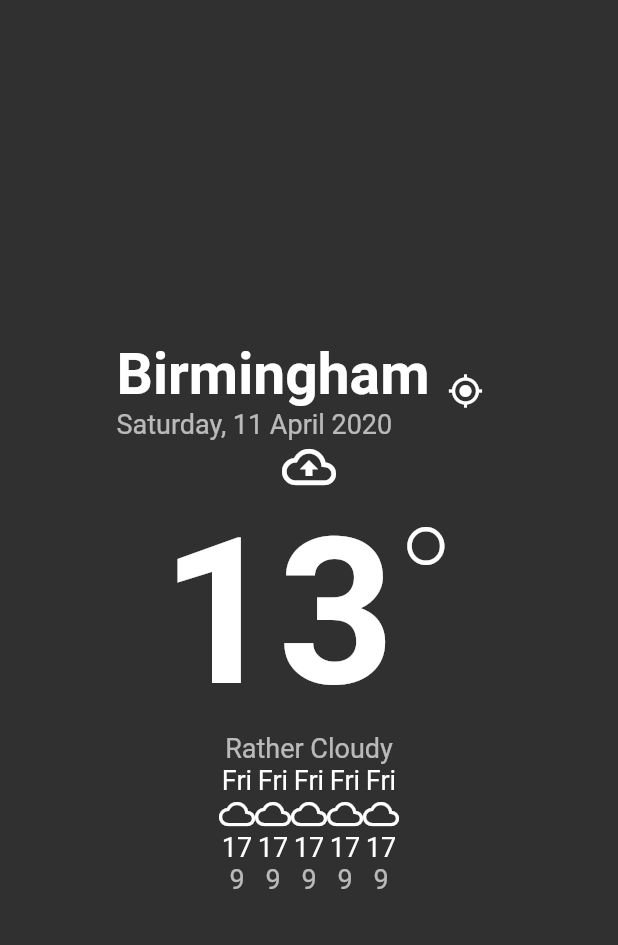
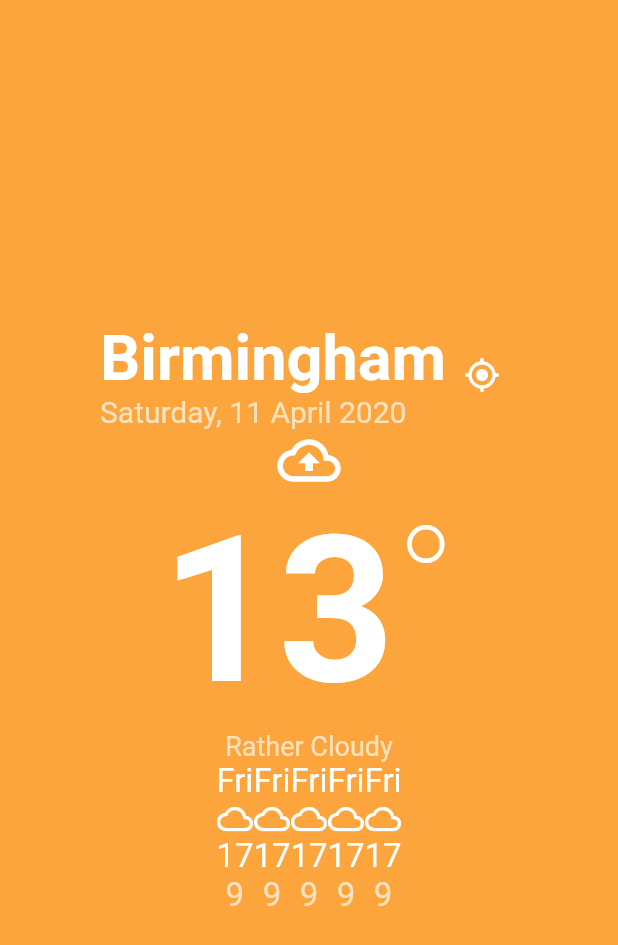
Before and after one commit to az4726/Caelum-Flutter-App, a Flutter app: the screen it shows after launch, on a phone screen of 412 x 824 dp. Shown: the top 945 px of the screen. Run offline on Flutter 3.47's test engine with Material 2 defaults, Android fonts, the phone set to English and light mode, and no system bars; our stand-ins replace date_format, geolocator, outline_material_icons.

Commit message:
Layout changes

```diff
--- a/caelum/lib/screens/di.dart
+++ b/caelum/lib/screens/di.dart
@@ -22,7 +22,8 @@ class _DisplayWeatherState extends State<DisplayWeather> {
     SystemChrome.setSystemUIOverlayStyle(
       SystemUiOverlayStyle(
         statusBarColor: Colors.transparent,
-        systemNavigationBarColor: Colors.transparent,
+        systemNavigationBarColor: Color(
+            0xFFFDA53D), //TODO: Change this to match Container's background
       ),
     );
   }
@@ -34,6 +35,9 @@ class _DisplayWeatherState extends State<DisplayWeather> {
   Widget build(BuildContext context) {
     return Scaffold(
       body: Container(
+        decoration: new BoxDecoration(
+            color: Color(
+                0xFFFDA53D)), //TODO: Dynamic background colour based on current weather
         child: Column(
           mainAxisAlignment: MainAxisAlignment.center,
           children: <Widget>[
@@ -47,7 +51,7 @@ class _DisplayWeatherState extends State<DisplayWeather> {
                       // TODO: Change to location variable
                       'Birmingham',
                       style: TextStyle(
-                        fontSize: 38,
+                        fontSize: 42,
                         color: Colors.white,
                         fontWeight: FontWeight.w700,
                       ),
@@ -55,7 +59,7 @@ class _DisplayWeatherState extends State<DisplayWeather> {
                     Text(
                       formattedDate,
                       style: TextStyle(
-                        fontSize: 18,
+                        fontSize: 20,
                         color: Color(0xAAFFFFFF),
                       ),
                     ),
@@ -83,7 +87,7 @@ class _DisplayWeatherState extends State<DisplayWeather> {
                     Icon(
                       // TODO: Add functionality to have dynamic icon
                       OMIcons.cloudUpload,
-                      size: 36,
+                      size: 42,
                     ),
                     Row(
                       crossAxisAlignment: CrossAxisAlignment.start,
@@ -130,7 +134,7 @@ class _DisplayWeatherState extends State<DisplayWeather> {
                         Text(
                           'Fri',
                           style: TextStyle(
-                            fontSize: 18,
+                            fontSize: 22,
                           ),
                         ),
                       ],
@@ -149,7 +153,7 @@ class _DisplayWeatherState extends State<DisplayWeather> {
                         Text(
                           '17',
                           style: TextStyle(
-                            fontSize: 18,
+                            fontSize: 22,
                           ),
                         ),
                       ],
@@ -160,7 +164,7 @@ class _DisplayWeatherState extends State<DisplayWeather> {
                         Text(
                           '9',
                           style: TextStyle(
-                            fontSize: 18,
+                            fontSize: 22,
                             color: Color(0xAAFFFFFF),
                           ),
                         )
@@ -176,7 +180,7 @@ class _DisplayWeatherState extends State<DisplayWeather> {
                         Text(
                           'Fri',
                           style: TextStyle(
-                            fontSize: 18,
+                            fontSize: 22,
                           ),
                         ),
                       ],
@@ -195,7 +199,7 @@ class _DisplayWeatherState extends State<DisplayWeather> {
                         Text(
                           '17',
                           style: TextStyle(
-                            fontSize: 18,
+                            fontSize: 22,
                           ),
                         ),
                       ],
@@ -206,7 +210,7 @@ class _DisplayWeatherState extends State<DisplayWeather> {
                         Text(
                           '9',
                           style: TextStyle(
-                            fontSize: 18,
+                            fontSize: 22,
                             color: Color(0xAAFFFFFF),
                           ),
                         )
@@ -222,7 +226,7 @@ class _DisplayWeatherState extends State<DisplayWeather> {
                         Text(
                           'Fri',
                           style: TextStyle(
-                            fontSize: 18,
+                            fontSize: 22,
                           ),
                         ),
                       ],
@@ -241,7 +245,7 @@ class _DisplayWeatherState extends State<DisplayWeather> {
                         Text(
                           '17',
                           style: TextStyle(
-                            fontSize: 18,
+                            fontSize: 22,
                           ),
                         ),
                       ],
@@ -252,7 +256,7 @@ class _DisplayWeatherState extends State<DisplayWeather> {
                         Text(
                           '9',
                           style: TextStyle(
-                            fontSize: 18,
+                            fontSize: 22,
                             color: Color(0xAAFFFFFF),
                           ),
                         )
@@ -268,7 +272,7 @@ class _DisplayWeatherState extends State<DisplayWeather> {
                         Text(
                           'Fri',
                           style: TextStyle(
-                            fontSize: 18,
+                            fontSize: 22,
                           ),
                         ),
                       ],
@@ -287,7 +291,7 @@ class _DisplayWeatherState extends State<DisplayWeather> {
                         Text(
                           '17',
                           style: TextStyle(
-                            fontSize: 18,
+                            fontSize: 22,
                           ),
                         ),
                       ],
@@ -298,7 +302,7 @@ class _DisplayWeatherState extends State<DisplayWeather> {
                         Text(
                           '9',
                           style: TextStyle(
-                            fontSize: 18,
+                            fontSize: 22,
                             color: Color(0xAAFFFFFF),
                           ),
                         )
@@ -314,7 +318,7 @@ class _DisplayWeatherState extends State<DisplayWeather> {
                         Text(
                           'Fri',
                           style: TextStyle(
-                            fontSize: 18,
+                            fontSize: 22,
                           ),
                         ),
                       ],
@@ -333,7 +337,7 @@ class _DisplayWeatherState extends State<DisplayWeather> {
                         Text(
                           '17',
                           style: TextStyle(
-                            fontSize: 18,
+                            fontSize: 22,
                           ),
                         ),
                       ],
@@ -344,7 +348,7 @@ class _DisplayWeatherState extends State<DisplayWeather> {
                         Text(
                           '9',
                           style: TextStyle(
-                            fontSize: 18,
+                            fontSize: 22,
                             color: Color(0xAAFFFFFF),
                           ),
                         )
@@ -354,7 +358,9 @@ class _DisplayWeatherState extends State<DisplayWeather> {
                 ),
               ],
             ), //5 days showing icons, highs and lows for each day
-            Row(), //'Search for a location' button
+            Row(
+              mainAxisAlignment: MainAxisAlignment.center,
+            ), //'Search for a location' button
           ],
         ),
       ),
```
